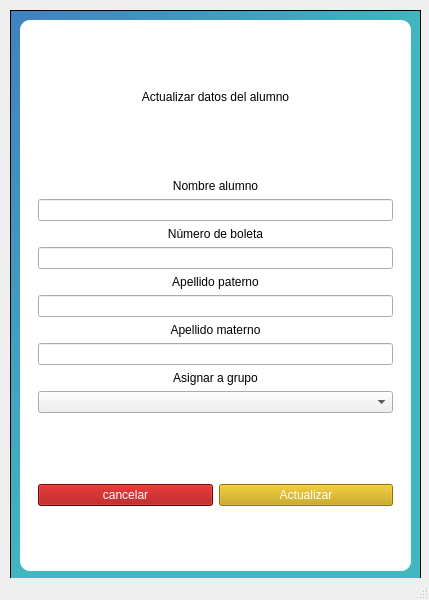
Garavirod/Acupunator, file acupunator-desktop/templates/ActualizaDatosAlumno.ui: the form before one commit.
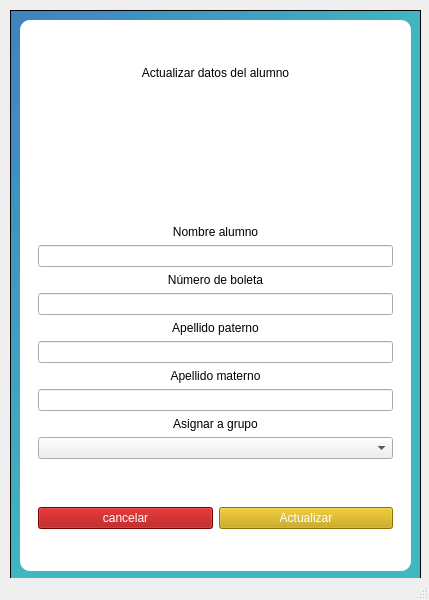
The form after the commit.

Commit message: Actualizado de alumno finalizado

Diff of the .ui file:
```diff
--- a/acupunator-desktop/templates/ActualizaDatosAlumno.ui
+++ b/acupunator-desktop/templates/ActualizaDatosAlumno.ui
@@ -61,6 +61,16 @@
           </property>
          </widget>
         </item>
+        <item>
+         <widget class="QLabel" name="label_alert">
+          <property name="text">
+           <string/>
+          </property>
+          <property name="alignment">
+           <set>Qt::AlignCenter</set>
+          </property>
+         </widget>
+        </item>
         <item>
          <widget class="QFrame" name="frame_2">
           <property name="frameShape">
```
The commit also changes 5 other files.
